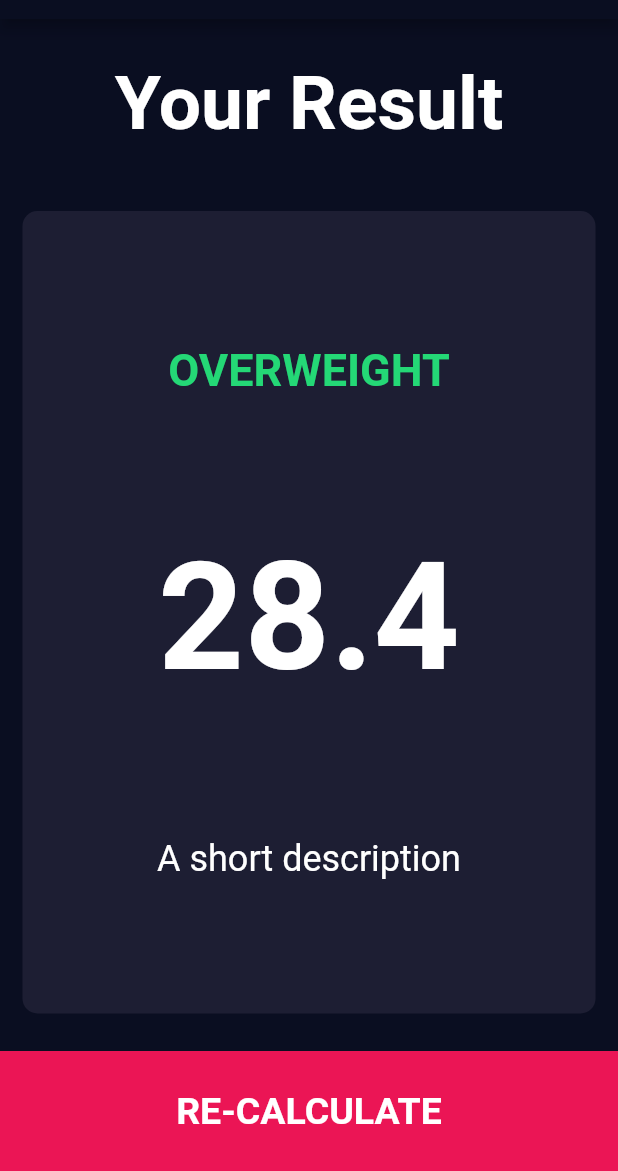
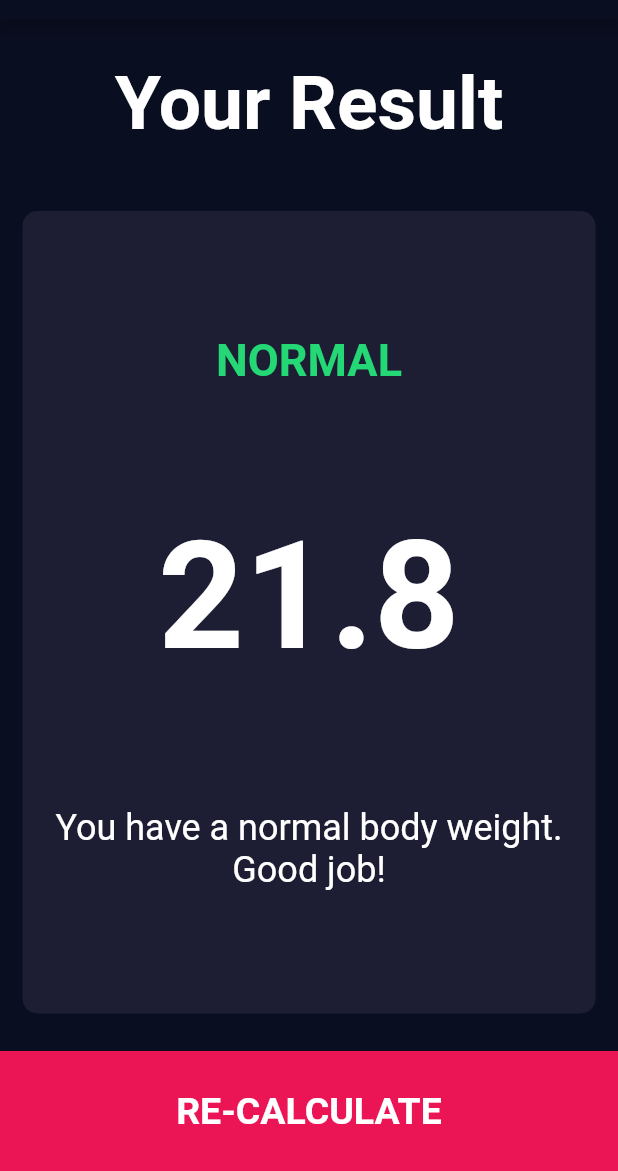
Before and after one commit to pedrolemoz/BMICalculator-Flutter, a Flutter app: the screen it shows after launch, after a tap on "CALCULATE", on a phone screen of 412 x 824 dp, the part 65-1236 px from its top. Run offline on Flutter 3.47's test engine with Material 2 defaults, Android fonts, the phone set to English and light mode, and no system bars; our stand-ins replace font_awesome_flutter.

Commit message:
Finished the application

```diff
--- /dev/null
+++ b/lib/bmi_calculator.dart
@@ -0,0 +1,90 @@
+import 'dart:math';
+import 'package:flutter/foundation.dart';
+
+class BMICalculator {
+  BMICalculator({
+    @required this.height,
+    @required this.weight,
+    @required this.age,
+  });
+
+  final double height;
+  final int weight;
+  final int age;
+  double bmi;
+
+  double calculateBMI() {
+    this.bmi = weight / pow(height, 2);
+    return this.bmi;
+  }
+
+  String result() {
+    if (this.age > 60) {
+      if (this.bmi > 27) {
+        return 'Overweight';
+      } else {
+        if (this.bmi > 22 && this.bmi < 27) {
+          return 'Normal';
+        } else {
+          return 'Underweight';
+        }
+      }
+    } else {
+      if (this.bmi > 40) {
+        return 'Obesity level III';
+      } else {
+        if (this.bmi > 35 && this.bmi < 39.9) {
+          return 'Obesity level II';
+        } else {
+          if (this.bmi > 30 && this.bmi < 34.9) {
+            return 'Obesity level I';
+          } else {
+            if (this.bmi > 25 && this.bmi < 29.9) {
+              return 'Overweight';
+            } else {
+              if (this.bmi > 18.5 && this.bmi < 24.9) {
+                return 'Normal';
+              }
+              return 'Underweight';
+            }
+          }
+        }
+      }
+    }
+  }
+
+  String description() {
+    if (this.age > 60) {
+      if (this.bmi > 27) {
+        return 'You have a higher than normal body weight. Try to exercise more.';
+      } else {
+        if (this.bmi > 22 && this.bmi < 27) {
+          return 'You have a normal body weight. Good job!';
+        } else {
+          return 'You have a lower than normal body weight. You can eat a bit more.';
+        }
+      }
+    } else {
+      if (this.bmi > 40) {
+        return 'You have a high obesity level. You must see a doctor.';
+      } else {
+        if (this.bmi > 35 && this.bmi < 39.9) {
+          return 'You have a high obesity level. You must exercise more.';
+        } else {
+          if (this.bmi > 30 && this.bmi < 34.9) {
+            return 'You have a high obesity level. Be careful or things can become dangerous. Exercise more!';
+          } else {
+            if (this.bmi > 25 && this.bmi < 29.9) {
+              return 'You have a higher than normal body weight. Try to exercise more.';
+            } else {
+              if (this.bmi > 18.5 && this.bmi < 24.9) {
+                return 'You have a normal body weight. Good job!';
+              }
+              return 'You have a lower than normal body weight. You can eat a bit more.';
+            }
+          }
+        }
+      }
+    }
+  }
+}
--- a/lib/constants.dart
+++ b/lib/constants.dart
@@ -26,6 +26,7 @@ const kLargeButtonTextStyle = TextStyle(
 );
 
 const kTitleTextStyle = TextStyle(
+  color: Colors.white,
   fontSize: 50.0,
   fontWeight: FontWeight.bold,
 );
--- a/lib/pages/input_page.dart
+++ b/lib/pages/input_page.dart
@@ -1,3 +1,4 @@
+import 'package:bmi_calculator/bmi_calculator.dart';
 import 'package:bmi_calculator/constants.dart';
 import 'package:bmi_calculator/pages/result_page.dart';
 import 'package:bmi_calculator/widgets/bottom_button_bar.dart';
@@ -210,8 +211,15 @@ class _InputPageState extends State<InputPage> {
           BottomButtonBar(
               label: 'CALCULATE',
               onPressed: () {
-                Navigator.push(context,
-                    MaterialPageRoute(builder: (context) => ResultPage()));
+                BMICalculator calc =
+                    BMICalculator(height: height, weight: weight, age: age);
+                Navigator.push(
+                    context,
+                    MaterialPageRoute(
+                        builder: (context) => ResultPage(
+                            value: calc.calculateBMI(),
+                            result: calc.result(),
+                            description: calc.description())));
               }),
         ],
       ),
--- a/lib/pages/result_page.dart
+++ b/lib/pages/result_page.dart
@@ -4,6 +4,12 @@ import 'package:bmi_calculator/widgets/reusable_card.dart';
 import 'package:flutter/material.dart';
 
 class ResultPage extends StatelessWidget {
+  ResultPage({this.result, this.value, this.description});
+
+  final String result;
+  final double value;
+  final String description;
+
   @override
   Widget build(BuildContext context) {
     return Scaffold(
@@ -29,11 +35,13 @@ class ResultPage extends StatelessWidget {
                   mainAxisAlignment: MainAxisAlignment.spaceEvenly,
                   crossAxisAlignment: CrossAxisAlignment.center,
                   children: <Widget>[
-                    Text('OVERWEIGHT', style: kResultTextStyle),
-                    Text('28.4', style: kBMITextStyle),
-                    Text('A short description',
-                    textAlign: TextAlign.center,
-                    style: kDescriptionTextStyle),
+                    Text(result.toUpperCase(), style: kResultTextStyle),
+                    Text(value.toStringAsFixed(1), style: kBMITextStyle),
+                    Text(
+                      description,
+                      textAlign: TextAlign.center,
+                      style: kDescriptionTextStyle,
+                    ),
                   ],
                 ),
               ),
```
Also changed, not shown: 1 other file.
